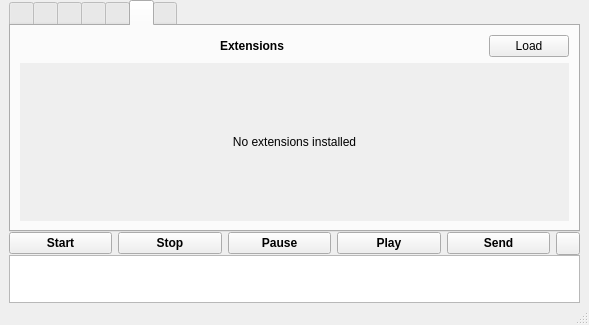
Qt form vokoscreen.ui (yanuarakhid/vokoscreen) before a commit.
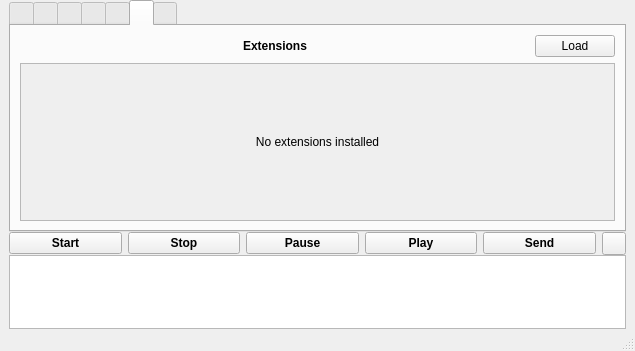
The same form after that commit. The open tabs and pages were chosen to show the change.

Commit message: disable showkey at Fullscreen and Window

Diff of the .ui file:
```diff
--- a/vokoscreen.ui
+++ b/vokoscreen.ui
@@ -6,8 +6,8 @@
    <rect>
     <x>0</x>
     <y>0</y>
-    <width>589</width>
-    <height>325</height>
+    <width>635</width>
+    <height>351</height>
    </rect>
   </property>
   <property name="sizePolicy">
@@ -1001,9 +1001,6 @@
           </item>
           <item>
            <widget class="QScrollArea" name="scrollArea_2">
-            <property name="frameShape">
-             <enum>QFrame::NoFrame</enum>
-            </property>
             <property name="widgetResizable">
              <bool>true</bool>
             </property>
@@ -1012,8 +1009,8 @@
               <rect>
                <x>0</x>
                <y>0</y>
-               <width>547</width>
-               <height>186</height>
+               <width>597</width>
+               <height>195</height>
               </rect>
              </property>
              <layout class="QVBoxLayout" name="verticalLayout_18">
```
Left out of the diff: 10 changed lines with no effect on the pictures. The commit also changes 3 other files.
